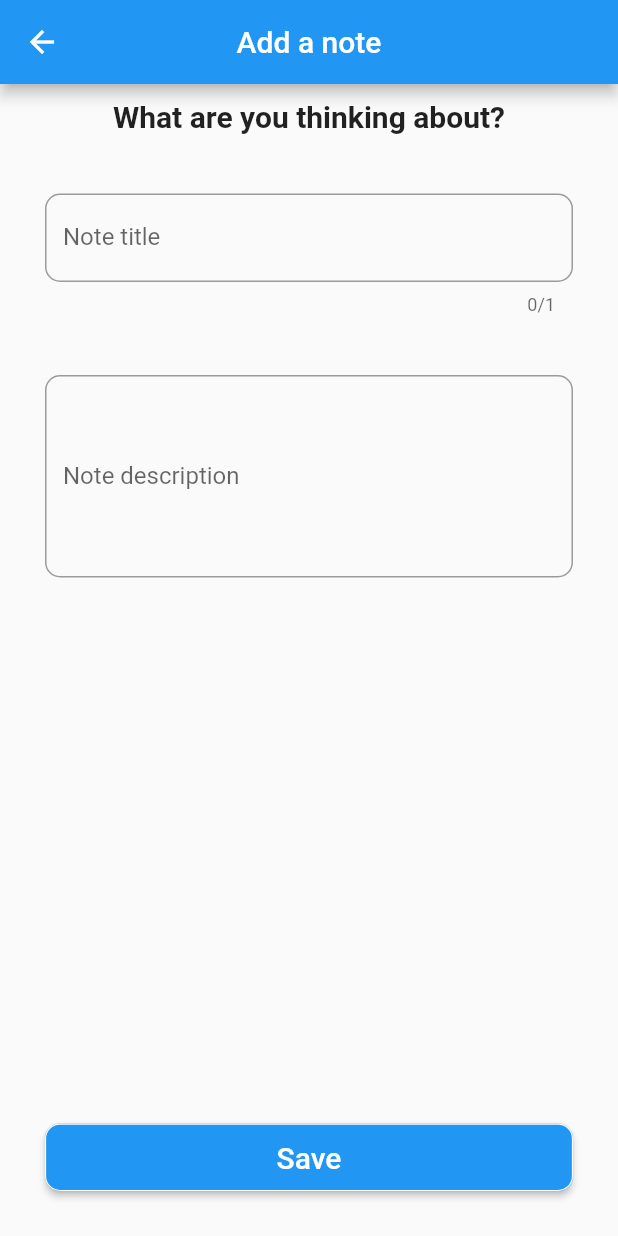
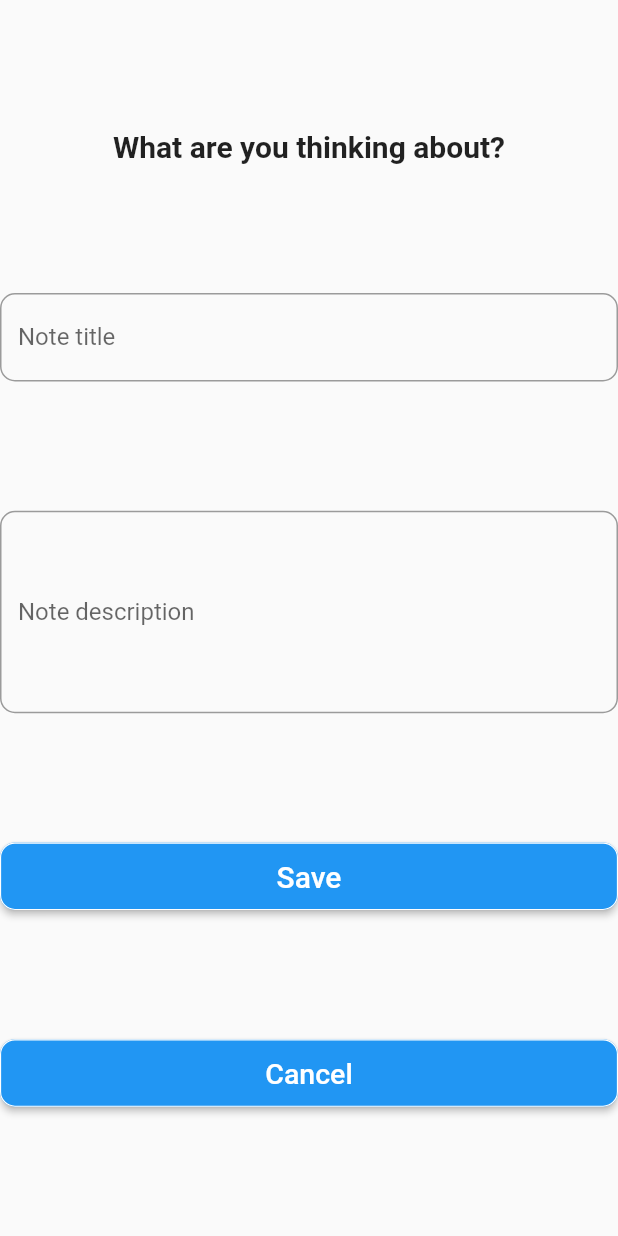
Before and after one commit to alekslast/books_project, a Flutter app: the screen it shows after launch, after a tap on the "add" icon, on a phone screen of 412 x 824 dp. Run offline on Flutter 3.47's test engine with Material 2 defaults, Android fonts, the light colour scheme and no system bars; our stand-ins replace go_router, sqflite; accounts and stored records are empty.

Commit message:
Update to next version

```diff
--- a/lib/add_book_screen.dart
+++ b/lib/add_book_screen.dart
@@ -3,11 +3,16 @@ import 'package:flutter/material.dart';
 import 'database_helper.dart';
 import 'book_model.dart';
 
-class BookScreen extends StatelessWidget {
-  const BookScreen({
+class AddBookScreen extends StatelessWidget {
+  const AddBookScreen({
     super.key,
+    required this.toCreate,
+    required this.toUpdate,
     this.book,
   });
+
+  final Function(Book) toCreate;
+  final Function(Book) toUpdate;
 
   final Book? book;
 
@@ -24,34 +29,21 @@ class BookScreen extends StatelessWidget {
 
     return Scaffold(
 
-      appBar: AppBar(
-        title: Text( book == null ? 'Add a note': 'Edit note'), //title
-        centerTitle: true,
-      ),
-
-      body: Padding(
-        padding: const EdgeInsets.symmetric(horizontal: 30, vertical: 10),
-        child: Column(
+      body: Column(
+        mainAxisAlignment: MainAxisAlignment.spaceEvenly,
+        crossAxisAlignment: CrossAxisAlignment.center,
         children: [
 
-            const Padding(
-              padding: EdgeInsets.only(bottom: 40),
-              child: Center(
-                child: Text(
+          const Text(
             'What are you thinking about?',
             style: TextStyle(
               fontSize: 20,
               fontWeight: FontWeight.bold,
             ),
           ),
-              ),
-            ),
 
-            Padding(
-              padding: const EdgeInsets.only(bottom: 40),
-              child: TextFormField(
+          TextFormField(
             controller: booknameController,
-                maxLength: 1,
             decoration: const InputDecoration(
               hintText: 'Title',
               labelText: 'Note title',
@@ -64,7 +56,6 @@ class BookScreen extends StatelessWidget {
                   Radius.circular(10),
                 )
               )
-                ),
             ),
           ),
 
@@ -88,11 +79,7 @@ class BookScreen extends StatelessWidget {
             maxLines: 5,
           ),
 
-            const Spacer(),
-
-            Padding(
-              padding: const EdgeInsets.only(bottom: 20),
-              child: SizedBox(
+          SizedBox(
             height: 45,
             width: MediaQuery.of(context).size.width,
             child: ElevatedButton(
@@ -141,9 +128,36 @@ class BookScreen extends StatelessWidget {
               ),
             ),
           ),
+
+          SizedBox(
+            height: 45,
+            width: MediaQuery.of(context).size.width,
+            child: ElevatedButton(
+              onPressed: () {
+                Navigator.pop(context);
+              },
+
+              style: ButtonStyle(
+                shape: MaterialStateProperty.all(
+                  const RoundedRectangleBorder(
+                    side: BorderSide(
+                      color: Colors.white,
+                      width: 0.75,
+                    ),
+                    borderRadius: BorderRadius.all(
+                      Radius.circular(10),
+                    )
+                  )
+                ),
+              ),
+
+              child: const Text(
+                'Cancel',
+                style: TextStyle(fontSize: 19),
+              ),
+            ),
           ),
         ],
-        ),
       ),
     );
   }
--- a/lib/library_grid.dart
+++ b/lib/library_grid.dart
@@ -13,27 +13,52 @@ class LibraryGrid extends StatefulWidget {
 }
 
 class _LibraryGridState extends State<LibraryGrid> {
+
+  List<Book> bookList = [];
+
   @override
   Widget build(BuildContext context) {
+
+    // void showAddBookDialog() {
+    //   showDialog(
+    //     context: context,
+    //     builder: (_) {
+    //       return AlertDialog(
+    //         content:
+    //         AddBookScreen(
+    //           toCreate: (item) {
+    //             bookList.add(item);
+    //           },
+
+    //           toUpdate: (item) {},
+    //         ),
+
+    //         shape: RoundedRectangleBorder(
+    //           borderRadius: BorderRadius.circular(10),
+    //         ),
+    //       );
+    //     }
+    //   );
+    // }
+
     return Scaffold(
 
-        backgroundColor: Colors.grey[200],
+        extendBody: true,
+        backgroundColor: Colors.grey,
 
         appBar: AppBar(
-          title: const Text('Notes'),
-          centerTitle: true,
+        leading: const Icon(Icons.book),
+        title: const Text('Cultivate'),
+        backgroundColor: Colors.grey[800],
+        actions: [
+          IconButton(
+            onPressed: () {},
+            icon: const Icon(Icons.search)
+          ),
+        ],
       ),
 
-        floatingActionButton: FloatingActionButton(
 
-          onPressed: () async {
-            await Navigator.push(context,
-                MaterialPageRoute(builder: (context) => const BookScreen()));
-            setState(() {});
-          },
-
-          child: const Icon(Icons.add),
-        ),
 
         body: FutureBuilder<List<Book>?>(
 
@@ -46,19 +71,61 @@ class _LibraryGridState extends State<LibraryGrid> {
               return Center(child: Text(snapshot.error.toString()));
             } else if (snapshot.hasData) {
               if (snapshot.data != null) {
-                return ListView.builder(
+                return GridView.builder(
 
-                  itemBuilder: (context, index) => BookWidget(
-                    book: snapshot.data![index],
+                  scrollDirection: Axis.vertical,
+                  gridDelegate: const SliverGridDelegateWithMaxCrossAxisExtent(
+                    maxCrossAxisExtent: 150,
+                    childAspectRatio: 4/5,
+                    crossAxisSpacing: 10,
+                    mainAxisSpacing: 20,
+                  ),
+
+
+
+                  itemBuilder: (context, index) {
+
+                    final bookItem = snapshot.data![index];
+
+                    return BookWidget(
+                      book: bookItem,
                       onTap: () async {
+
+                        // showDialog(
+                        //   context: context,
+                        //   builder: (_) {
+                        //     return AlertDialog(
+                        //       content:
+                        //       AddBookScreen(
+                        //         book: bookItem,
+                        //         toUpdate: (bookItem) {
+                        //           snapshot.data![index]  = bookItem;
+                        //         },
+
+                        //         toCreate: (bookItem) {},
+                        //       ),
+
+                        //       shape: RoundedRectangleBorder(
+                        //         borderRadius: BorderRadius.circular(10),
+                        //       ),
+                        //     );
+                        //   }
+                        // );
+
                         await Navigator.push(
                             context,
                             MaterialPageRoute(
-                              builder: (context) => BookScreen(
-                                book: snapshot.data![index],
+                                builder: (context) => AddBookScreen(
+                                  book: bookItem,
+                                  toUpdate: (bookItem) {
+                                    snapshot.data![index]  = bookItem;
+                                  },
+                                  toCreate: (bookItem) {},
                                 )));
+
                         setState(() {});
                       },
+
                       onLongPress: () async {
                         showDialog(
                           context: context,
@@ -86,9 +153,12 @@ class _LibraryGridState extends State<LibraryGrid> {
                                 ),
                               ],
                             );
-                          });
                           },
-                  ),
+                        );
+                      },
+
+                    );
+                  },
 
                   itemCount: snapshot.data!.length,
                 );
@@ -99,7 +169,36 @@ class _LibraryGridState extends State<LibraryGrid> {
             }
             return const SizedBox.shrink();
           },
+        ),
+
+
+      floatingActionButton: FloatingActionButton(
+
+        backgroundColor: Colors.amber,
+
+        onPressed:
+        // showAddBookDialog,
+        () async {
+          await Navigator.push(
+            context,
+            MaterialPageRoute(
+              builder: (context) => AddBookScreen(
+                toCreate: (item) {
+                  bookList.add(item);
+                },
+
+                toUpdate: (item) {},
               )
+            )
+          );
+          setState(() {});
+        },
+
+        child: const Icon(Icons.add),
+      ),
+
+      // floatingActionButtonLocation: FloatingActionButtonLocation.endDocked,
+
     );
   }
 }
--- a/pubspec.yaml
+++ b/pubspec.yaml
@@ -36,6 +36,7 @@ dependencies:
   # Use with the CupertinoIcons class for iOS style icons.
   cupertino_icons: ^1.0.2
   sqflite: ^2.2.8
+  go_router: ^7.0.0
 
 dev_dependencies:
   flutter_test:
@@ -58,6 +59,8 @@ flutter:
   # included with your application, so that you can use the icons in
   # the material Icons class.
   uses-material-design: true
+  assets:
+    - assets/images/bulgakov.jpg
 
   # To add assets to your application, add an assets section, like this:
   # assets:
```
Also changed, not shown: lib/book_widget.dart (+29 -34 lines), lib/main.dart (+20 -0 lines), assets/images/bulgakov.jpg (added), pubspec.lock. Lines whose indentation alone changed are shown as unchanged.
